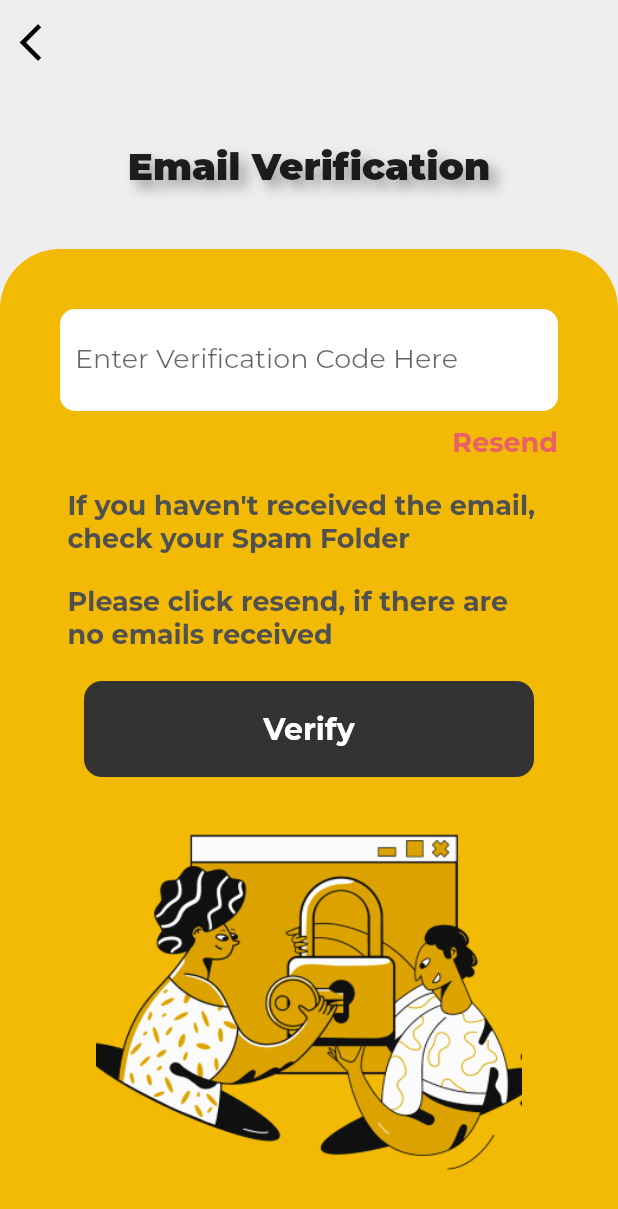
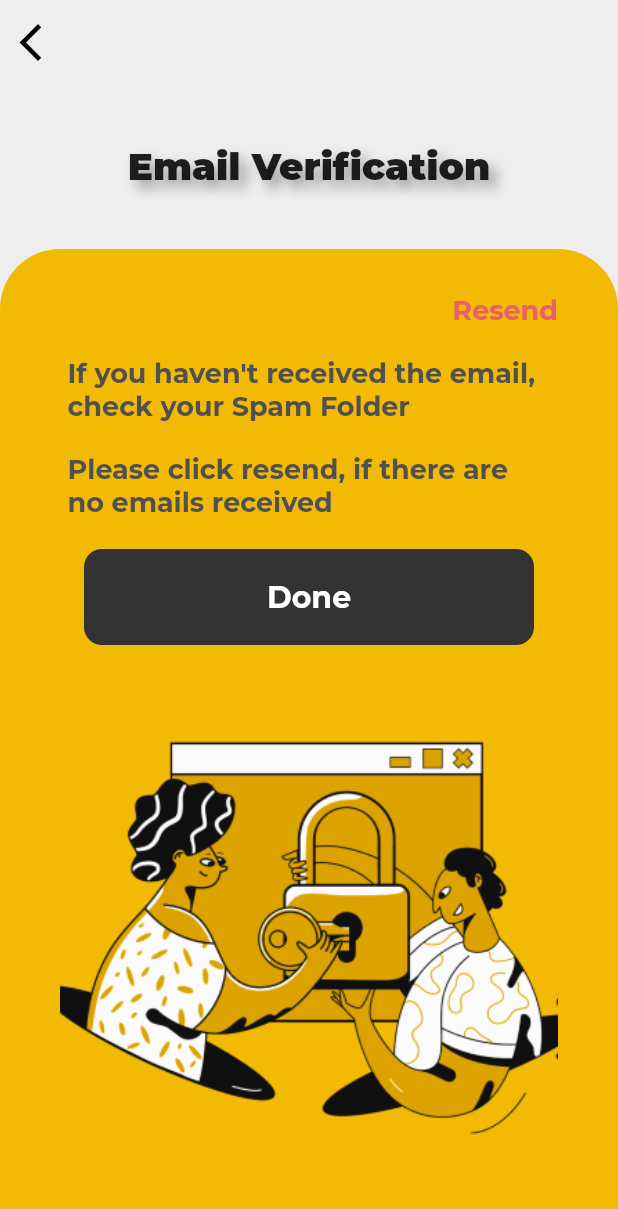
Before and after one commit to Guiaochino/ess-app, a Flutter app: the EmailVerificationSent screen opened directly, on a phone screen of 412 x 824 dp. Shown: the top 1209 px of the screen. Run offline on Flutter 3.47's test engine with Material 2 defaults, Android fonts, the light colour scheme and no system bars; our stand-ins replace awesome_dialog, cloud_firestore, firebase_auth, firebase_core, firebase_storage, flutter_heatmap_calendar and 9 more; accounts and stored records are empty; network calls fail; project files that could hold a hidden picture were left out.

Commit message:
email verification feature added

```diff
--- a/ess_app/lib/login/email_verification_sent.dart
+++ b/ess_app/lib/login/email_verification_sent.dart
@@ -1,6 +1,7 @@
 import 'package:awesome_dialog/awesome_dialog.dart';
 import 'package:ess_app/login/email_verification.dart';
 import 'package:ess_app/login/forgot_password.dart';
+import 'package:ess_app/login/login_page.dart';
 import 'package:ess_app/utils/colors.dart';
 import 'package:flutter/material.dart';
 
@@ -71,40 +72,6 @@ class _EmailVerificationSentState extends State<EmailVerificationSent> {
                       children: [
                         //verification code
                         SizedBox(height: 30),
-                        Padding(
-                          padding: const EdgeInsets.symmetric(horizontal: 30),
-                          child: Container(
-                            child: Padding(
-                              padding: const EdgeInsets.all(10.0),
-                              child: TextField(
-                                style: TextStyle(
-                                  fontSize: 18.0,
-                                  height: 1.0,
-                                  color: Colors.black,
-                                ),
-                                keyboardType: TextInputType.emailAddress,
-                                decoration: InputDecoration(
-                                  filled: true,
-                                  fillColor: Colors.white,
-                                  border: OutlineInputBorder(
-                                    borderRadius: BorderRadius.circular(10),
-                                    borderSide: BorderSide(
-                                      width: 0,
-                                      style: BorderStyle.none,
-                                    ),
-                                  ),
-                                  hintText: 'Enter Verification Code Here',
-                                  contentPadding: EdgeInsets.only(
-                                    top: 25,
-                                    bottom: 25,
-                                    left: 10,
-                                    right: 10,
-                                  ),
-                                ),
-                              ),
-                            ),
-                          ),
-                        ),
                         //resend
                         Padding(
                           padding: const EdgeInsets.symmetric(horizontal: 40.0),
@@ -159,7 +126,7 @@ class _EmailVerificationSentState extends State<EmailVerificationSent> {
                               child: MaterialButton(
                                 onPressed: () {
                                   Navigator.of(context).push(MaterialPageRoute(
-                                      builder: (context) => ForgotPassword()));
+                                      builder: (context) => LoginPage()));
                                 },
                                 child: Container(
                                   padding: EdgeInsets.all(20),
@@ -168,7 +135,7 @@ class _EmailVerificationSentState extends State<EmailVerificationSent> {
                                     borderRadius: BorderRadius.circular(12),
                                   ),
                                   child: Center(
-                                    child: Text('Verify',
+                                    child: Text('Done',
                                       style: TextStyle(
                                         color: Colors.white,
                                         fontWeight: FontWeight.bold,
```
Also changed, not shown: ess_app/lib/login/create_account.dart (+27 -21 lines), ess_app/lib/login/login_page.dart (+17 -20 lines), ess_app/lib/services/auth.dart (+21 -11 lines).
